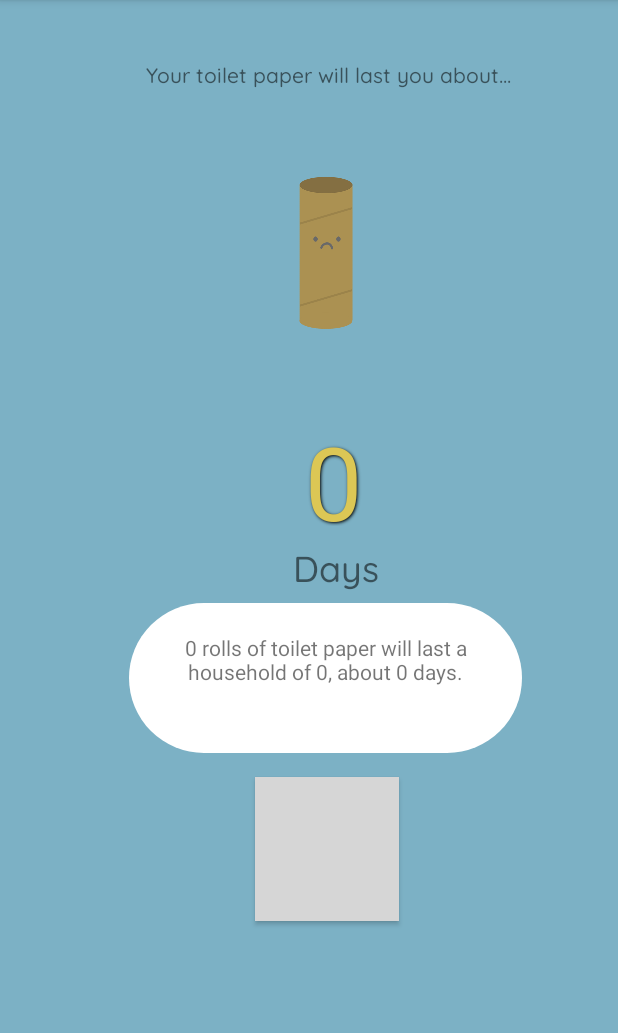
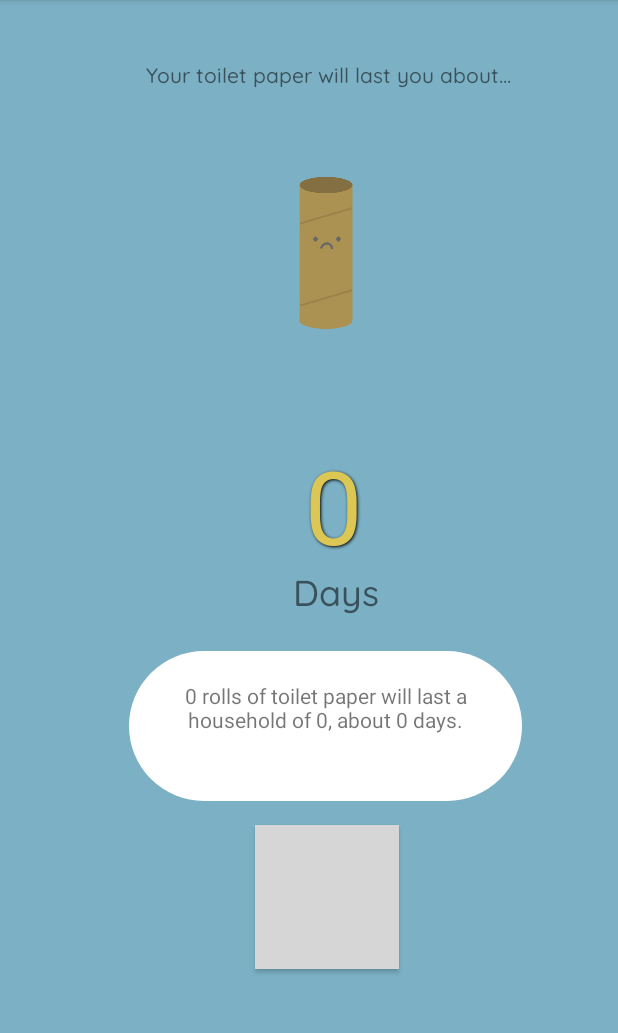
Before and after one commit to laurenmcentee/ToiletPaperCalculator, an Android app: the screen it shows after launch (ResultActivity), after a tap on "Calculate", on a phone screen of 412 x 824 dp, the part 84-1117 px from its top. Run offline under Robolectric (Android 15) with nearby library versions, the phone set to English and light mode, and no system bars; Roboto replaces fonts that are not available here; 4 statements that could not run were skipped; grey boxes are pictures that could not be loaded.

Commit message:
Final copy for grading

```diff
--- a/ToiletPaperCalculator/app/src/main/java/com/example/toiletpapercalculator/MainActivity.java
+++ b/ToiletPaperCalculator/app/src/main/java/com/example/toiletpapercalculator/MainActivity.java
@@ -4,6 +4,7 @@ import androidx.appcompat.app.AppCompatActivity;
 
 import android.content.Intent;
 import android.os.Bundle;
+import android.text.TextUtils;
 import android.view.View;
 import android.widget.Button;
 import android.widget.EditText;
@@ -67,32 +68,27 @@ public class MainActivity extends AppCompatActivity {
             @Override
             public void onClick(View v) {
 
-                //Validation
-                //Checks for nulls and zeros
-                if(editTextHouseMembers == null || editTextSheets == null || editTextRolls == null)
-                {
-                    Toast toast = Toast.makeText(getApplicationContext(),
-                            nullError, Toast.LENGTH_LONG);
-                    toast.show();
-
-                }
+                    boolean keepGoing = false;
 
                     rollQuant = Integer.parseInt(editTextRolls.getText().toString());
                     sheetQuant = Integer.parseInt(editTextSheets.getText().toString());
                     houseMembers = Integer.parseInt(editTextHouseMembers.getText().toString());
 
-                if(rollQuant == 0 || sheetQuant == 0 || houseMembers == 0)
-                {
+                    if (rollQuant == 0 || sheetQuant == 0 || houseMembers == 0) {
                         Toast toast = Toast.makeText(getApplicationContext(),
                                 zeroError, Toast.LENGTH_LONG);
                         toast.show();
 
-                    editTextRolls.setText("");
                         editTextSheets.setText("");
                         editTextHouseMembers.setText("");
+                        editTextRolls.setText("");
+                        editTextRolls.requestFocus();
+                    }
+                    else{
+                        keepGoing = true;
                     }
 
-
+                    if(keepGoing = true) {
                         //Gets Results
                         int daysOfTP = getResult(rollQuant, sheetQuant, houseMembers);
 
@@ -103,9 +99,8 @@ public class MainActivity extends AppCompatActivity {
                         Intent intent = new Intent(getApplicationContext(), ResultActivity.class);
                         intent.putExtras(extras);
                         startActivity(intent);
-
                     }
-
+                }
         });
     } //end of OnCreate
 
@@ -127,12 +122,11 @@ public class MainActivity extends AppCompatActivity {
     }
 
 
-
-
     public void clearAll() {
         editTextRolls.setText("");
         editTextSheets.setText("");
         editTextHouseMembers.setText("");
+        editTextRolls.requestFocus();
         houseMembers = 0;
         rollQuant = 0;
         sheetQuant = 0;
--- a/ToiletPaperCalculator/app/src/main/java/com/example/toiletpapercalculator/ParametersActivity.java
+++ b/ToiletPaperCalculator/app/src/main/java/com/example/toiletpapercalculator/ParametersActivity.java
@@ -50,7 +50,7 @@ public class ParametersActivity extends AppCompatActivity {
                     toast.show();
                 }
 
-                //consider turning into doubles
+
                 frequencyPref = Integer.parseInt(editTextFrequency.getText().toString());
                 sheetPerPoopPref = Integer.parseInt(editTextSheetPreference.getText().toString());
 
@@ -61,9 +61,9 @@ public class ParametersActivity extends AppCompatActivity {
                     toast.show();
                 }
 
-                //get rid of toast for final copy
+
                 Toast toast = Toast.makeText(getApplicationContext(),
-                        "Values are now: " + frequencyPref + sheetPerPoopPref, Toast.LENGTH_LONG);
+                        "Values are now: " + frequencyPref +  " and " +sheetPerPoopPref, Toast.LENGTH_LONG);
                 toast.show();
 
 
--- a/ToiletPaperCalculator/app/src/main/res/layout/activity_parameters.xml
+++ b/ToiletPaperCalculator/app/src/main/res/layout/activity_parameters.xml
@@ -81,6 +81,7 @@
         android:background="@drawable/rounded_edittext"
         android:ems="10"
         android:inputType="number"
+        android:textAlignment="center"
         app:layout_constraintEnd_toEndOf="parent"
         app:layout_constraintStart_toStartOf="parent"
         app:layout_constraintTop_toBottomOf="@+id/textView9" />
@@ -95,6 +96,7 @@
         android:background="@drawable/rounded_edittext"
         android:ems="10"
         android:inputType="number"
+        android:textAlignment="center"
         app:layout_constraintEnd_toEndOf="parent"
         app:layout_constraintStart_toStartOf="parent"
         app:layout_constraintTop_toBottomOf="@+id/textView11" />
--- a/ToiletPaperCalculator/app/src/main/res/layout/activity_result.xml
+++ b/ToiletPaperCalculator/app/src/main/res/layout/activity_result.xml
@@ -12,6 +12,7 @@
         android:layout_width="176dp"
         android:layout_height="75dp"
         android:layout_marginStart="137dp"
+        android:layout_marginTop="16dp"
         android:layout_marginEnd="102dp"
         android:fontFamily="@font/baloo"
         android:shadowColor="@android:color/background_dark"
@@ -74,7 +75,7 @@
         android:layout_width="262dp"
         android:layout_height="100dp"
         android:layout_marginStart="86dp"
-        android:layout_marginTop="8dp"
+        android:layout_marginTop="24dp"
         android:layout_marginEnd="53dp"
         android:background="@drawable/rounded_edittext"
         android:paddingLeft="10dp"
```
Lines whose indentation alone changed are shown as unchanged.
